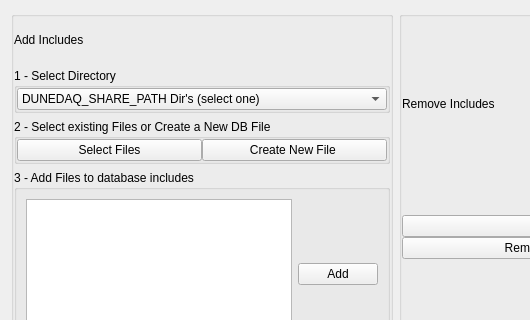
This is ui/IncludeFileWidget.ui in jcfreeman2/dbe as Qt 5 draws it before an edit; both pictures show x 0 to 530 and y 0 to 320 of the 792 by 465 pixel window. The edited form follows.
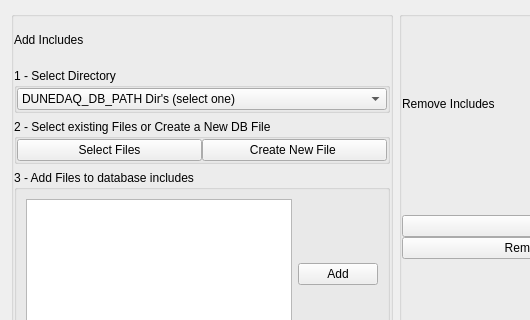
This is the edited form.

Commit message: JCF: change DUNEDAQ_SHARE_PATH to DUNEDAQ_DB_PATH and adjust the logic in dbe::confaccessor::init thanks to DUNE-DAQ/daq-buildtools#273

Patch:
```diff
--- a/ui/IncludeFileWidget.ui
+++ b/ui/IncludeFileWidget.ui
@@ -99,7 +99,7 @@
                  </property>
                  <item>
                   <property name="text">
-                   <string>DUNEDAQ_SHARE_PATH Dir's (select one)</string>
+                   <string>DUNEDAQ_DB_PATH Dir's (select one)</string>
                   </property>
                  </item>
                 </widget>
```
The commit also changes 8 other files.
